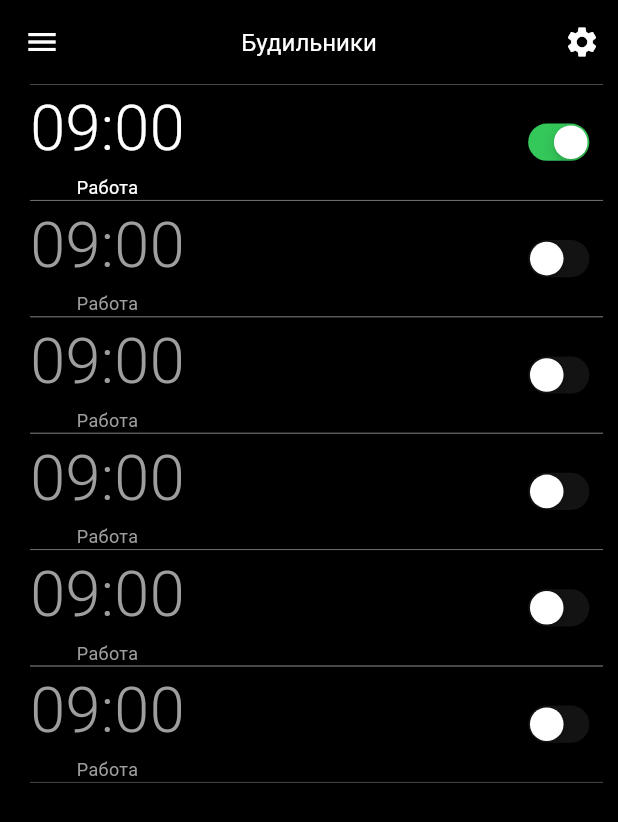
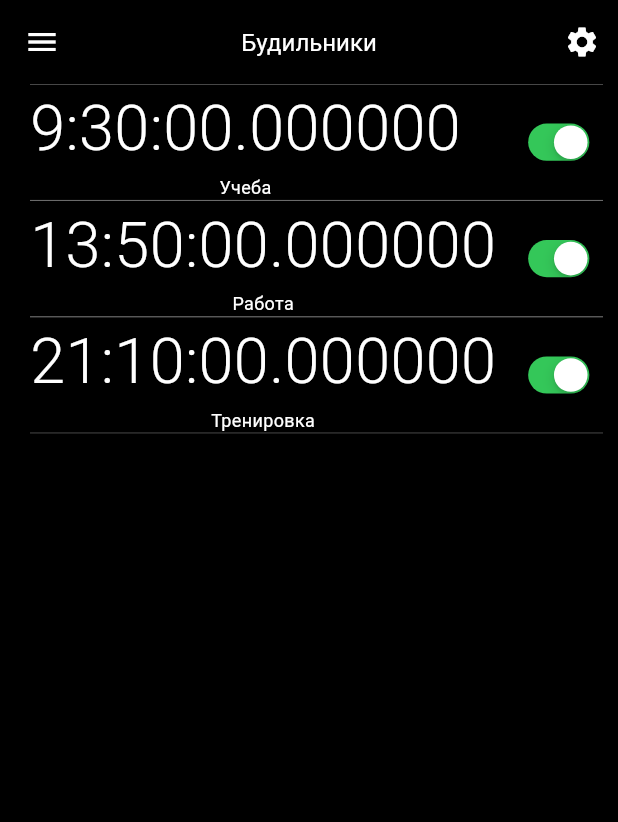
Before and after one commit to Tuuraa/CodeWake, a Flutter app: the screen it shows after launch, on a phone screen of 412 x 824 dp. Shown: the top 822 px of the screen. Run offline on Flutter 3.47's test engine with Material 3 defaults, Android fonts, the phone set to English and light mode, and no system bars.

Commit message:
add alarm class

```diff
--- a/lib/app.dart
+++ b/lib/app.dart
@@ -1,4 +1,5 @@
 import 'package:flutter/material.dart';
+import 'package:progr_alarm/classes/Alarm.dart';
 import 'components/alarm_item.dart';
 
 // ignore: must_be_immutable
@@ -6,12 +7,18 @@ class LaunchApp extends StatelessWidget {
   LaunchApp({super.key});
 
   List alarms = [
-    ["09:00", "Работа", true],
-    ["09:00", "Работа", false],
-    ["09:00", "Работа", false],
-    ["09:00", "Работа", false],
-    ["09:00", "Работа", false],
-    ["09:00", "Работа", false],
+    Alarm(
+        name: "Учеба",
+        isActive: true,
+        time: const Duration(hours: 9, minutes: 30)),
+    Alarm(
+        name: "Работа",
+        isActive: true,
+        time: const Duration(hours: 13, minutes: 50)),
+    Alarm(
+        name: "Тренировка",
+        isActive: true,
+        time: const Duration(hours: 21, minutes: 10))
   ];
 
   @override
@@ -47,9 +54,9 @@ class LaunchApp extends StatelessWidget {
           child: ListView.builder(
             itemCount: alarms.length,
             itemBuilder: (context, index) => AlarmItem(
-              time: alarms[index][0],
-              name: alarms[index][1],
-              isActive: alarms[index][2],
+              time: alarms[index].time,
+              name: alarms[index].name,
+              isActive: alarms[index].isActive,
             ),
           ),
         ),
--- /dev/null
+++ b/lib/classes/alarm.dart
@@ -0,0 +1,7 @@
+class Alarm {
+  String name;
+  bool isActive;
+  Duration time;
+
+  Alarm({required this.name, required this.isActive, required this.time});
+}
--- a/lib/components/alarm_item.dart
+++ b/lib/components/alarm_item.dart
@@ -3,7 +3,7 @@ import 'package:flutter/material.dart';
 
 // ignore: must_be_immutable
 class AlarmItem extends StatelessWidget {
-  String time;
+  Duration time;
   String name;
   bool isActive;
 
@@ -30,17 +30,20 @@ class AlarmItem extends StatelessWidget {
             Column(
               children: [
                 Text(
-                  time,
+                  time.toString(),
                   style: TextStyle(
                       color: isActive ? activeTextColor : inactiveTextColor,
                       fontSize: 42,
                       fontWeight: FontWeight.w300),
                 ),
-                Text(name,
-                    style: TextStyle(
-                      color: isActive ? activeTextColor : inactiveTextColor,
-                      fontSize: 12,
-                    ))
+                Padding(
+                  padding: EdgeInsets.zero,
+                  child: Text(name,
+                      style: TextStyle(
+                        color: isActive ? activeTextColor : inactiveTextColor,
+                        fontSize: 12,
+                      )),
+                )
               ],
             ),
             const Spacer(),
```
